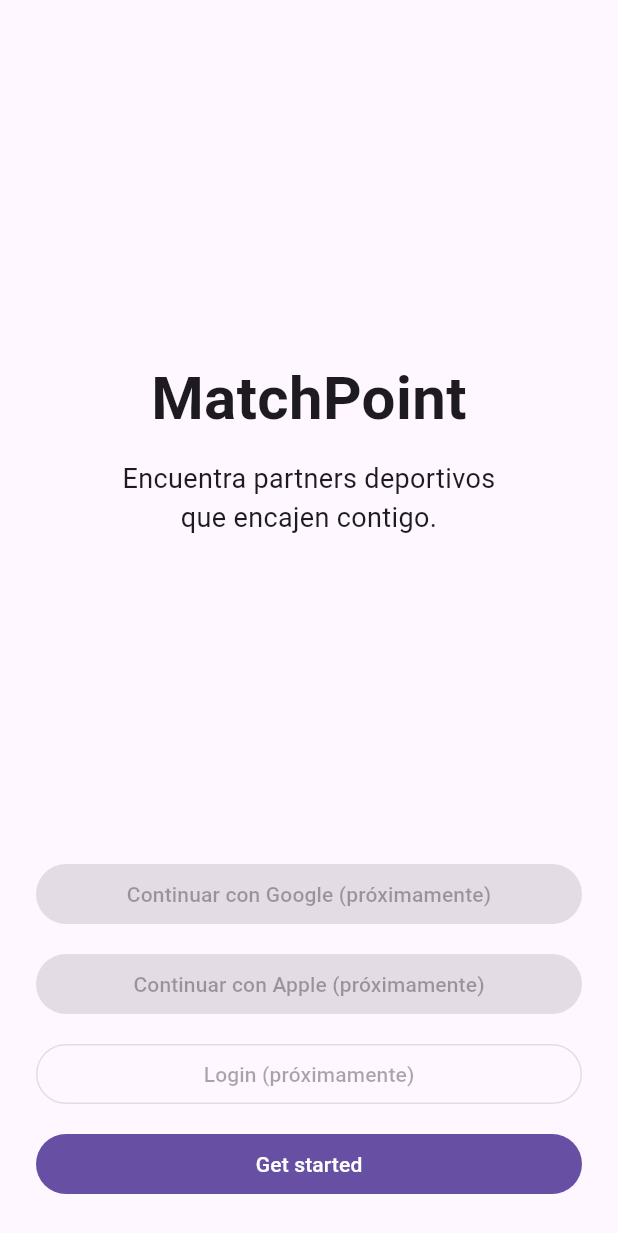
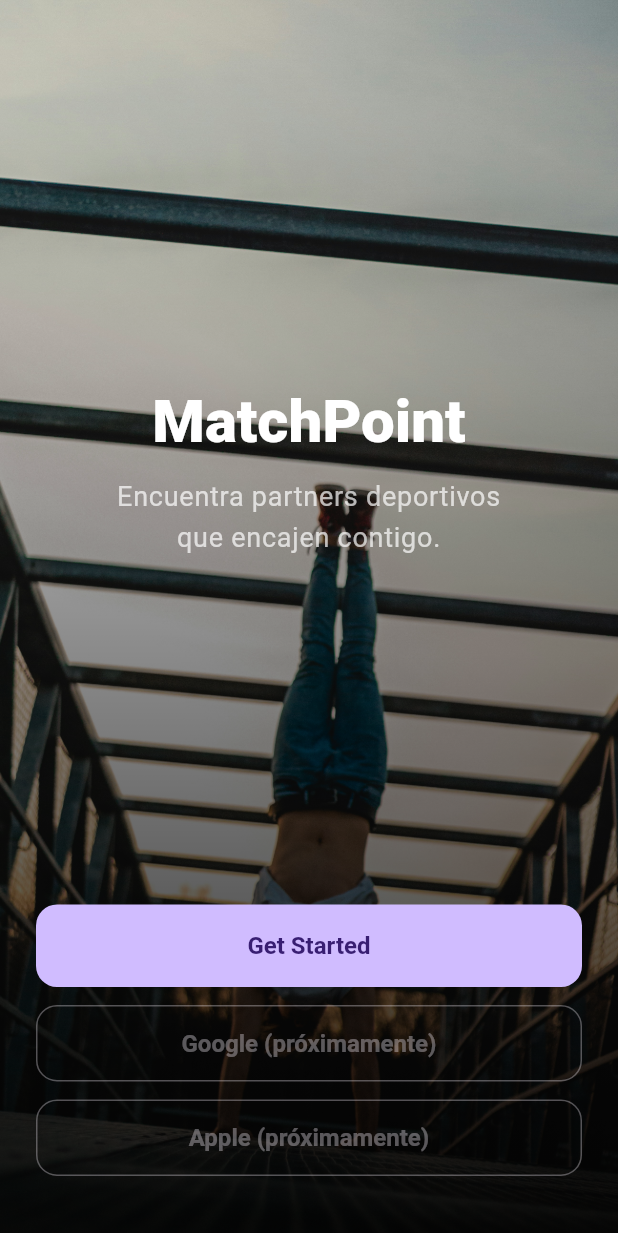
Before and after one commit to AntonioLazzarini36/MatchPoint, a Flutter app: the screen it shows after launch, on a phone screen of 412 x 824 dp. Shown: the top 1233 px of the screen. Run offline on Flutter 3.47's test engine with Material 3 defaults, Android fonts, the phone set to English and light mode, and no system bars.

Commit message:
Initial welcome screen - a CI pipeline should be thrown

```diff
--- a/lib/app/app.dart
+++ b/lib/app/app.dart
@@ -1,12 +1,12 @@
 import 'package:flutter/material.dart';
-import '../themes/app_theme.dart';
-import '../screens/welcome/welcome_screen.dart';
+import '../core/theme/app_theme.dart';
+import '../features/welcome/screens/welcome_screen.dart';
 import 'routes.dart';
-import '../widgets/navigator.dart';
-import '../screens/onboarding/onboarding_profile_screen.dart';
-import '../screens/discovery/partner_detail_screen.dart';
-import '../screens/matches/chat_screen.dart';
-import '../screens/profile/settings_screen.dart';
+import '../core/ui/widgets/navigator.dart';
+import '../features/auth/screens/onboarding/onboarding_profile_screen.dart';
+import '../features/auth/screens/discovery/partner_detail_screen.dart';
+import '../features/auth/screens/matches/chat_screen.dart';
+import '../features/auth/screens/profile/settings_screen.dart';
 
 class MatchPointApp extends StatelessWidget {
   const MatchPointApp({super.key});
@@ -16,7 +16,7 @@ class MatchPointApp extends StatelessWidget {
     return MaterialApp(
       debugShowCheckedModeBanner: false,
       title: 'MatchPoint',
-      theme: AppTheme.light(),
+      theme: AppTheme.dark(),
       initialRoute: AppRoutes.welcome,
       routes: {
         AppRoutes.welcome: (_) => const WelcomeScreen(),
--- /dev/null
+++ b/lib/core/theme/app_buttons.dart
@@ -0,0 +1,25 @@
+import 'package:flutter/material.dart';
+
+class AppButtons {
+  static FilledButtonThemeData filled(ColorScheme cs) {
+    return FilledButtonThemeData(
+      style: FilledButton.styleFrom(
+        padding: const EdgeInsets.symmetric(vertical: 18),
+        shape: RoundedRectangleBorder(borderRadius: BorderRadius.circular(14)),
+        textStyle: const TextStyle(fontSize: 16, fontWeight: FontWeight.w600),
+      ),
+    );
+  }
+
+  static OutlinedButtonThemeData outlined(ColorScheme cs) {
+    return OutlinedButtonThemeData(
+      style: OutlinedButton.styleFrom(
+        padding: const EdgeInsets.symmetric(vertical: 16),
+        shape: RoundedRectangleBorder(borderRadius: BorderRadius.circular(14)),
+        side: BorderSide(color: cs.onSurface.withOpacity(0.35)),
+        foregroundColor: cs.onSurface,
+        textStyle: const TextStyle(fontSize: 16, fontWeight: FontWeight.w600),
+      ),
+    );
+  }
+}
--- /dev/null
+++ b/lib/core/theme/app_theme.dart
@@ -0,0 +1,24 @@
+import 'package:flutter/material.dart';
+import 'app_buttons.dart';
+
+class AppTheme {
+  static ThemeData light() {
+    return ThemeData(
+      useMaterial3: true,
+      brightness: Brightness.light,
+    );
+  }
+  static ThemeData dark(){
+    final base = ThemeData.dark(useMaterial3: true);
+    final cs = base.colorScheme;
+
+    return base.copyWith(
+      filledButtonTheme: AppButtons.filled(cs),
+      outlinedButtonTheme: AppButtons.outlined(cs),
+      textTheme: base.textTheme.copyWith(
+        headlineLarge: const TextStyle(fontSize: 40, fontWeight: FontWeight.w800),
+        bodyLarge: const TextStyle(fontSize: 18),
+        ),
+    );
+  }
+}
--- /dev/null
+++ b/lib/core/ui/widgets/background_scaffold.dart
@@ -0,0 +1,44 @@
+import 'package:flutter/material.dart';
+
+class BackgroundScaffold extends StatelessWidget {
+  final String assetPath;
+  final Widget child;
+  final EdgeInsets padding;
+
+  const BackgroundScaffold({
+    super.key,
+    required this.assetPath,
+    required this.child,
+    this.padding = const EdgeInsets.all(24),
+  });
+
+  @override
+  Widget build(BuildContext context) {
+    return Scaffold(
+      body: Stack(
+        children: [
+          Positioned.fill(
+            child: Image.asset(assetPath, fit: BoxFit.cover),
+          ),
+          Positioned.fill(
+            child: Container(
+              decoration: const BoxDecoration(
+                gradient: LinearGradient(
+                  begin: Alignment.topCenter,
+                  end: Alignment.bottomCenter,
+                  colors: [Colors.transparent, Colors.black87],
+                ),
+              ),
+            ),
+          ),
+          SafeArea(
+            child: Padding(
+              padding: padding,
+              child: child,
+            ),
+          ),
+        ],
+      ),
+    );
+  }
+}
--- a/lib/widgets/navigator.dart
+++ b/lib/core/ui/widgets/navigator.dart
@@ -1,7 +1,7 @@
 import 'package:flutter/material.dart';
-import '../screens/discovery/discovery_screen.dart';
-import '../screens/matches/matches_screen.dart';
-import '../screens/profile/profile_screen.dart';
+import '../../../features/auth/screens/discovery/discovery_screen.dart';
+import '../../../features/auth/screens/matches/matches_screen.dart';
+import '../../../features/auth/screens/profile/profile_screen.dart';
 
 class NavigatorShell extends StatefulWidget {
   const NavigatorShell({super.key});
--- a/lib/screens/matches/matches_screen.dart
+++ b/lib/features/auth/screens/matches/matches_screen.dart
@@ -1,5 +1,5 @@
 import 'package:flutter/material.dart';
-import '../../app/routes.dart';
+import '../../../../app/routes.dart';
 
 class MatchesScreen extends StatelessWidget {
   const MatchesScreen({super.key});
--- a/lib/screens/profile/profile_screen.dart
+++ b/lib/features/auth/screens/profile/profile_screen.dart
@@ -1,5 +1,5 @@
 import 'package:flutter/material.dart';
-import '../../app/routes.dart';
+import '../../../../app/routes.dart';
 
 class ProfileScreen extends StatelessWidget {
   const ProfileScreen({super.key});
--- /dev/null
+++ b/lib/features/welcome/screens/welcome_screen.dart
@@ -0,0 +1,52 @@
+import 'package:flutter/material.dart';
+import '../../../app/routes.dart';
+import '../../../core/ui/widgets/background_scaffold.dart';
+
+class WelcomeScreen extends StatelessWidget {
+  const WelcomeScreen({super.key});
+
+  @override
+  Widget build(BuildContext context) {
+    final t = Theme.of(context).textTheme;
+
+    return BackgroundScaffold(
+      assetPath: 'assets/images/welcome.jpg',
+      child: Column(
+        crossAxisAlignment: CrossAxisAlignment.stretch,
+        children: [
+          const Spacer(),
+          Text(
+            'MatchPoint',
+            textAlign: TextAlign.center,
+            style: t.headlineLarge?.copyWith(color: Colors.white),
+          ),
+          const SizedBox(height: 12),
+          Text(
+            'Encuentra partners deportivos\nque encajen contigo.',
+            textAlign: TextAlign.center,
+            style: t.bodyLarge?.copyWith(color: Colors.white70),
+          ),
+          const Spacer(),
+
+          FilledButton(
+            onPressed: () => Navigator.pushReplacementNamed(context, AppRoutes.shell),
+            child: const Text('Get Started'),
+          ),
+          const SizedBox(height: 12),
+
+          OutlinedButton(
+            onPressed: null,
+            child: const Text('Google (próximamente)'),
+          ),
+          const SizedBox(height: 12),
+
+          OutlinedButton(
+            onPressed: null,
+            child: const Text('Apple (próximamente)'),
+          ),
+          const SizedBox(height: 16),
+        ],
+      ),
+    );
+  }
+}
--- a/lib/screens/welcome/welcome_screen.dart
+++ /dev/null
@@ -1,61 +0,0 @@
-import 'package:flutter/material.dart';
-import '../../app/routes.dart';
-
-class WelcomeScreen extends StatelessWidget {
-  const WelcomeScreen({super.key});
-
-  @override
-  Widget build(BuildContext context) {
-    return Scaffold(
-      body: SafeArea(
-        child: Padding(
-          padding: const EdgeInsets.all(24),
-          child: Column(
-            crossAxisAlignment: CrossAxisAlignment.stretch,
-            children: [
-              const Spacer(),
-              const Text(
-                'MatchPoint',
-                textAlign: TextAlign.center,
-                style: TextStyle(fontSize: 40, fontWeight: FontWeight.w700),
-              ),
-              const SizedBox(height: 12),
-              const Text(
-                'Encuentra partners deportivos\nque encajen contigo.',
-                textAlign: TextAlign.center,
-                style: TextStyle(fontSize: 18),
-              ),
-              const Spacer(),
-
-              // Placeholder: en el futuro Google / Apple / Login
-              FilledButton(
-                onPressed: null,
-                child: const Text('Continuar con Google (próximamente)'),
-              ),
-              const SizedBox(height: 12),
-              FilledButton(
-                onPressed: null,
-                child: const Text('Continuar con Apple (próximamente)'),
-              ),
-              const SizedBox(height: 12),
-              OutlinedButton(
-                onPressed: null,
-                child: const Text('Login (próximamente)'),
-              ),
-              const SizedBox(height: 12),
-
-              // Por ahora: Get started nos lleva al shell directamente
-              FilledButton(
-                onPressed: () {
-                  Navigator.pushReplacementNamed(context, AppRoutes.shell);
-                  // En el futuro: AppRoutes.onboardingProfile
-                },
-                child: const Text('Get started'),
-              ),
-            ],
-          ),
-        ),
-      ),
-    );
-  }
-}
--- a/lib/themes/app_theme.dart
+++ /dev/null
@@ -1,10 +0,0 @@
-import 'package:flutter/material.dart';
-
-class AppTheme {
-  static ThemeData light() {
-    return ThemeData(
-      useMaterial3: true,
-      brightness: Brightness.light,
-    );
-  }
-}
--- a/pubspec.yaml
+++ b/pubspec.yaml
@@ -58,9 +58,9 @@ flutter:
   uses-material-design: true
 
   # To add assets to your application, add an assets section, like this:
-  # assets:
-  #   - images/a_dot_burr.jpeg
-  #   - images/a_dot_ham.jpeg
+  assets:
+     - assets/images/
+     - assets/icons/
 
   # An image asset can refer to one or more resolution-specific "variants", see
   # https://flutter.dev/to/resolution-aware-images
```
Also changed, not shown: assets/images/welcome.jpg (added), lib/features/auth/screens/discovery/discovery_screen.dart (renamed from lib/screens/discovery/discovery_screen.dart), lib/features/auth/screens/discovery/partner_detail_screen.dart (renamed from lib/screens/discovery/partner_detail_screen.dart), lib/features/auth/screens/home/home_screen.dart (added), lib/features/auth/screens/matches/chat_screen.dart (renamed from lib/screens/matches/chat_screen.dart), lib/features/auth/screens/onboarding/onboarding_profile_screen.dart (renamed from lib/screens/onboarding/onboarding_profile_screen.dart), lib/features/auth/screens/profile/settings_screen.dart (renamed from lib/screens/profile/settings_screen.dart), 1 other file.
